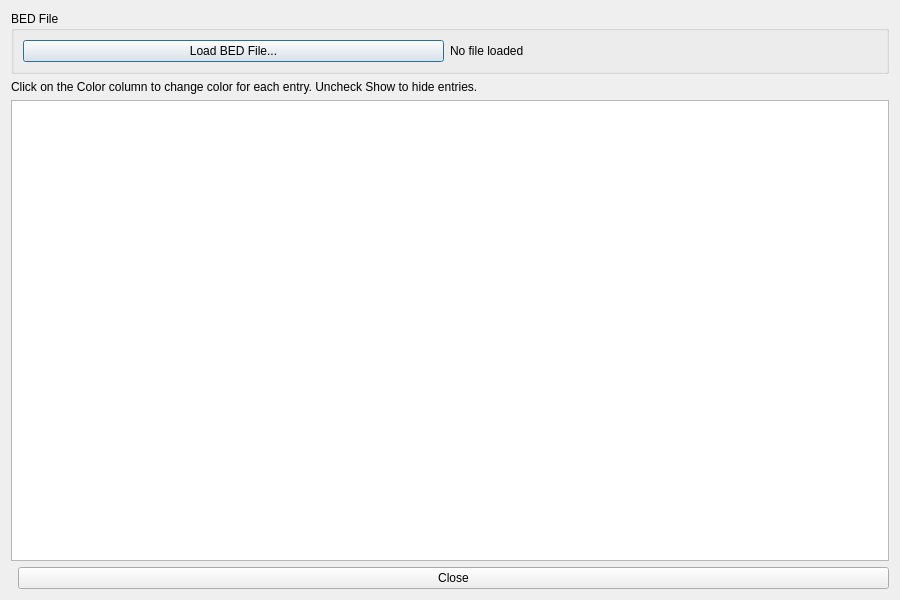
This is ui/dialogs/beddialog.ui in Steven-Stimson/Pathfinder as Qt 5 draws it before an edit. The edited form follows.
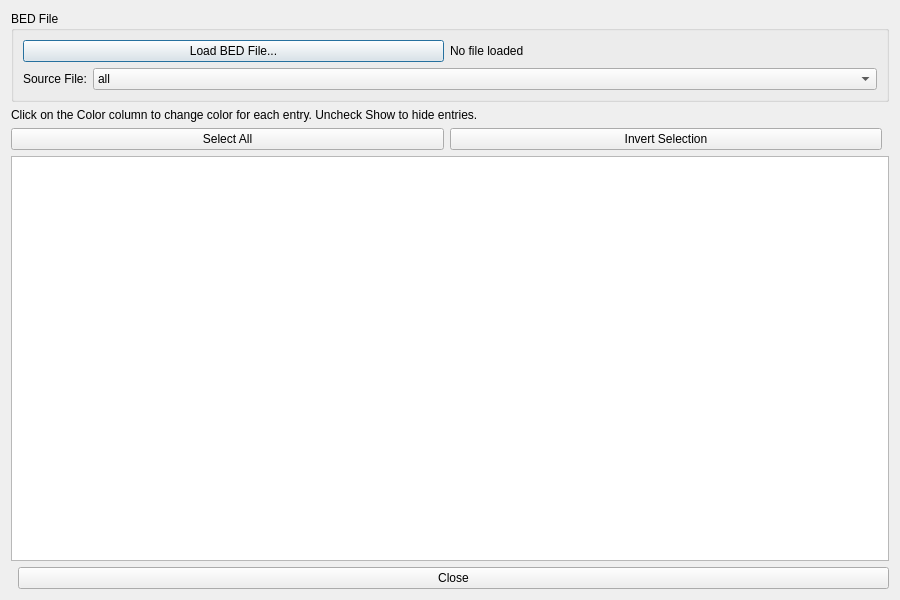
This is the edited form.

```diff
--- a/ui/dialogs/beddialog.ui
+++ b/ui/dialogs/beddialog.ui
@@ -19,7 +19,9 @@
      <property name="title">
       <string>BED File</string>
      </property>
-     <layout class="QHBoxLayout" name="fileLayout">
+     <layout class="QVBoxLayout" name="fileLayout">
+      <item>
+       <layout class="QHBoxLayout" name="fileButtonsLayout">
       <item>
        <widget class="QPushButton" name="loadFileButton">
         <property name="text">
@@ -42,6 +44,34 @@
        </spacer>
       </item>
      </layout>
+      </item>
+      <item>
+       <layout class="QHBoxLayout" name="sourceFileLayout">
+        <item>
+         <widget class="QLabel" name="sourceFileLabel">
+          <property name="text">
+           <string>Source File:</string>
+          </property>
+         </widget>
+        </item>
+        <item>
+         <widget class="QComboBox" name="sourceFileComboBox">
+          <property name="sizePolicy">
+           <sizepolicy hsizetype="Expanding" vsizetype="Fixed">
+            <horstretch>1</horstretch>
+            <verstretch>0</verstretch>
+           </sizepolicy>
+          </property>
+          <item>
+           <property name="text">
+            <string>all</string>
+           </property>
+          </item>
+         </widget>
+        </item>
+       </layout>
+      </item>
+     </layout>
     </widget>
    </item>
    <item>
@@ -51,6 +81,31 @@
      </property>
     </widget>
    </item>
+   <item>
+    <layout class="QHBoxLayout" name="selectionButtonLayout">
+     <item>
+      <widget class="QPushButton" name="selectAllButton">
+       <property name="text">
+        <string>Select All</string>
+       </property>
+      </widget>
+     </item>
+     <item>
+      <widget class="QPushButton" name="invertSelectionButton">
+       <property name="text">
+        <string>Invert Selection</string>
+       </property>
+      </widget>
+     </item>
+     <item>
+      <spacer name="selectionButtonSpacer">
+       <property name="orientation">
+        <enum>Qt::Horizontal</enum>
+       </property>
+      </spacer>
+     </item>
+    </layout>
+   </item>
    <item>
     <widget class="QTableView" name="bedTableView">
      <property name="selectionMode">
```
Lines whose indentation alone changed are shown as unchanged.
